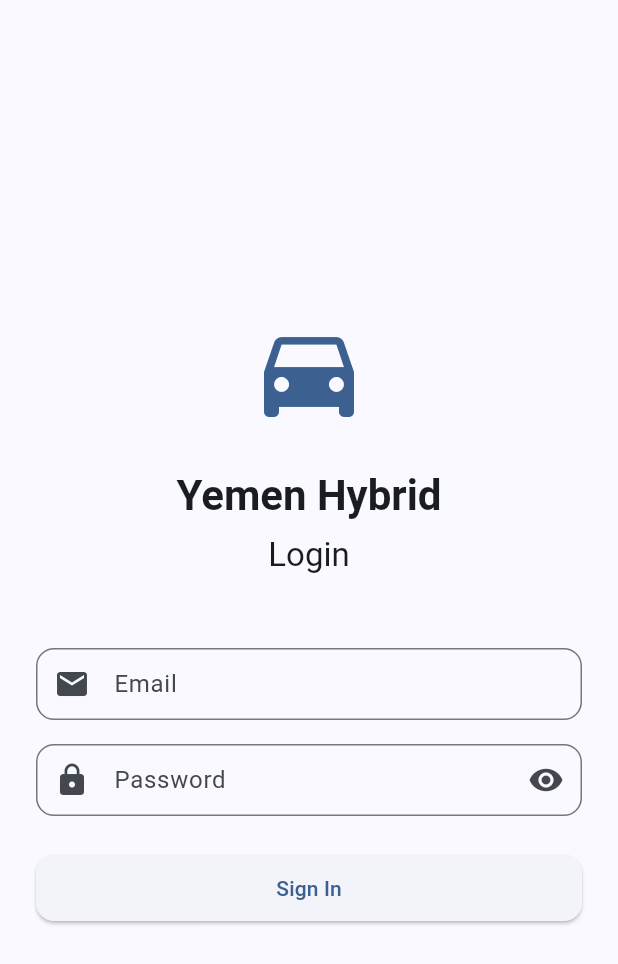
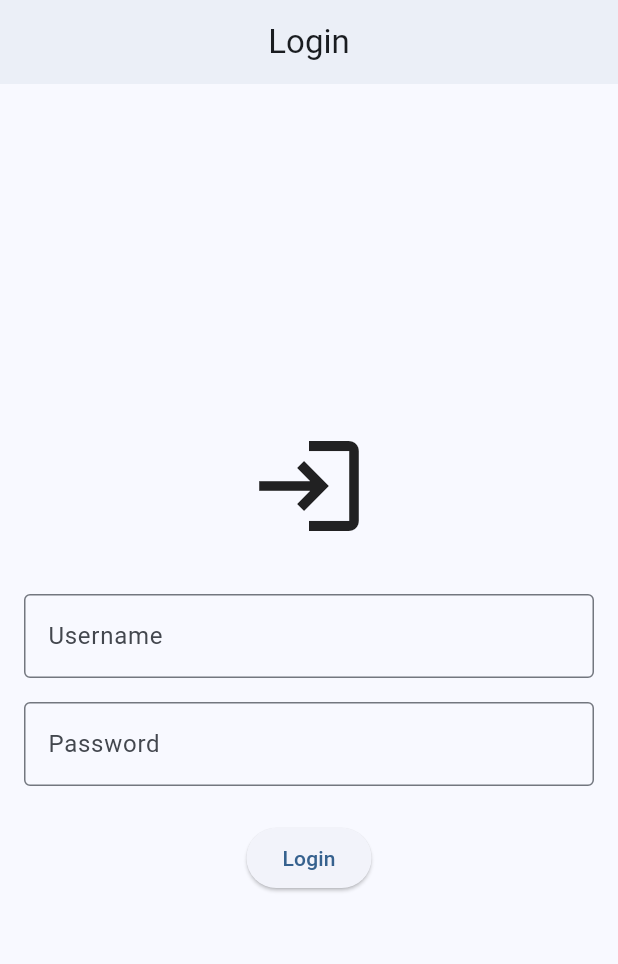
Before and after one commit to geniussoftwarecore/yemenhybridapp, a Flutter app: the screen it shows after launch, on a phone screen of 412 x 824 dp. Shown: the top 964 px of the screen. Run offline on Flutter 3.47's test engine with Material 3 defaults, Android fonts, the phone set to English and light mode, and no system bars; our stand-ins replace dio, file_picker, fl_chart, flutter_dotenv, flutter_riverpod, go_router and 1 more; statements that could not run were skipped.

Commit message:
Update Flutter app to use Material 3 and improve routing
This commit updates the Flutter application to utilize Material 3 design principles, refactors the routing system to use `go_router` more effectively, and includes improvements to the web bootstrap process to prevent infinite loading. It also introduces new core utilities for environment variable management and network requests using Dio, along with placeholder screens for authentication and dashboards.

Replit-Commit-Author: Agent
Replit-Commit-Session-Id: 70936f88-949b-4abb-b73e-17bded9a885c
Replit-Commit-Checkpoint-Type: intermediate_checkpoint
Replit-Commit-Screenshot-Url: https://storage.googleapis.com/screenshot-production-us-central1/fc9f9095-9230-4825-a001-6281e0a0590f/70936f88-949b-4abb-b73e-17bded9a885c/8M9JRjt

```diff
--- a/flutter_app/lib/app.dart
+++ b/flutter_app/lib/app.dart
@@ -1,38 +1,55 @@
 import 'package:flutter/material.dart';
+import 'package:flutter_localizations/flutter_localizations.dart';
 import 'package:flutter_riverpod/flutter_riverpod.dart';
-import 'package:flutter_localizations/flutter_localizations.dart';
+import 'routing/app_router.dart';
 import 'core/i18n/app_localizations.dart';
-import 'core/theme.dart';
-import 'routing/app_router.dart';
 
 class MyApp extends ConsumerWidget {
   const MyApp({super.key});
 
   @override
   Widget build(BuildContext context, WidgetRef ref) {
-    final router = ref.watch(routerProvider);
-
     return MaterialApp.router(
       title: 'Yemen Hybrid',
       debugShowCheckedModeBanner: false,
 
-      // Theme
-      theme: AppTheme.lightTheme,
-      darkTheme: AppTheme.darkTheme,
-      themeMode: ThemeMode.system,
+      // Material 3 theme
+      theme: ThemeData(
+        useMaterial3: true,
+        colorScheme: ColorScheme.fromSeed(seedColor: Colors.blue),
+        appBarTheme: const AppBarTheme(
+          centerTitle: true,
+          elevation: 2,
+        ),
+      ),
 
-      // Localization
-      localizationsDelegates: AppLocalizations.localizationsDelegates,
+      // Dark theme
+      darkTheme: ThemeData(
+        useMaterial3: true,
+        colorScheme: ColorScheme.fromSeed(
+          seedColor: Colors.blue,
+          brightness: Brightness.dark,
+        ),
+        appBarTheme: const AppBarTheme(
+          centerTitle: true,
+          elevation: 2,
+        ),
+      ),
+
+      // Localization support (Arabic & English)
+      localizationsDelegates: const [
+        AppLocalizations.delegate,
+        GlobalMaterialLocalizations.delegate,
+        GlobalWidgetsLocalizations.delegate,
+        GlobalCupertinoLocalizations.delegate,
+      ],
       supportedLocales: const [
-        Locale('en'),
-        Locale('ar'),
+        Locale('en'), // English
+        Locale('ar'), // Arabic
       ],
 
-      // RTL support - let system locale determine the language
-      // locale: const Locale('en'), // Removed to allow system locale detection
-
-      // Routing
-      routerConfig: router,
+      // Router configuration
+      routerConfig: AppRouter.router,
     );
   }
 }
--- /dev/null
+++ b/flutter_app/lib/features/auth/login_screen.dart
@@ -0,0 +1,46 @@
+import 'package:flutter/material.dart';
+import 'package:go_router/go_router.dart';
+
+class LoginScreen extends StatelessWidget {
+  const LoginScreen({super.key});
+
+  @override
+  Widget build(BuildContext context) {
+    return Scaffold(
+      appBar: AppBar(
+        title: const Text('Login'),
+      ),
+      body: Center(
+        child: Padding(
+          padding: const EdgeInsets.all(16.0),
+          child: Column(
+            mainAxisAlignment: MainAxisAlignment.center,
+            children: [
+              const Icon(Icons.login, size: 80),
+              const SizedBox(height: 32),
+              const TextField(
+                decoration: InputDecoration(
+                  labelText: 'Username',
+                  border: OutlineInputBorder(),
+                ),
+              ),
+              const SizedBox(height: 16),
+              const TextField(
+                decoration: InputDecoration(
+                  labelText: 'Password',
+                  border: OutlineInputBorder(),
+                ),
+                obscureText: true,
+              ),
+              const SizedBox(height: 24),
+              ElevatedButton(
+                onPressed: () => context.go('/gate'),
+                child: const Text('Login'),
+              ),
+            ],
+          ),
+        ),
+      ),
+    );
+  }
+}
--- a/flutter_app/lib/routing/app_router.dart
+++ b/flutter_app/lib/routing/app_router.dart
@@ -1,75 +1,87 @@
 import 'package:flutter/material.dart';
 import 'package:go_router/go_router.dart';
-import 'package:flutter_riverpod/flutter_riverpod.dart';
-import '../features/auth/screens/login_screen.dart';
-import '../features/auth/screens/splash_screen.dart';
-import '../features/auth/providers/auth_provider.dart';
-import '../features/dashboard/screens/engineer_dashboard.dart';
-import '../features/dashboard/screens/sales_dashboard.dart';
-import '../features/dashboard/screens/admin_dashboard.dart';
+import '../features/splash/splash_screen.dart';
+import '../features/auth/login_screen.dart';
+import '../features/dashboard/dashboard_screen.dart';
 
-// Routes
-class AppRoutes {
-  static const splash = '/';
-  static const login = '/login';
-  static const engineerDashboard = '/engineer-dashboard';
-  static const salesDashboard = '/sales-dashboard';
-  static const adminDashboard = '/admin-dashboard';
-}
-
-// Router provider
-final routerProvider = Provider<GoRouter>((ref) {
-  final authState = ref.watch(authProvider);
-
-  return GoRouter(
-    initialLocation: AppRoutes.splash,
-    redirect: (context, state) {
-      final isLoggedIn = authState.isAuthenticated;
-      final isLoggingIn = state.matchedLocation == AppRoutes.login;
-      final isSplash = state.matchedLocation == AppRoutes.splash;
-
-      // If not logged in and not on login/splash, redirect to splash
-      if (!isLoggedIn && !isLoggingIn && !isSplash) {
-        return AppRoutes.splash;
-      }
-
-      // If logged in and on login/splash, redirect to appropriate dashboard
-      if (isLoggedIn && (isLoggingIn || isSplash)) {
-        final userRole = authState.user?.role ?? 'engineer';
-        switch (userRole) {
-          case 'admin':
-            return AppRoutes.adminDashboard;
-          case 'sales':
-            return AppRoutes.salesDashboard;
-          case 'engineer':
-          default:
-            return AppRoutes.engineerDashboard;
-        }
-      }
-
-      return null;
-    },
+class AppRouter {
+  static GoRouter router = GoRouter(
+    initialLocation: '/splash',
     routes: [
       GoRoute(
-        path: AppRoutes.splash,
+        path: '/splash',
+        name: 'splash',
         builder: (context, state) => const SplashScreen(),
       ),
       GoRoute(
-        path: AppRoutes.login,
+        path: '/login',
+        name: 'login',
         builder: (context, state) => const LoginScreen(),
       ),
       GoRoute(
-        path: AppRoutes.engineerDashboard,
-        builder: (context, state) => const EngineerDashboard(),
+        path: '/gate',
+        name: 'gate',
+        builder: (context, state) => const GateScreen(),
       ),
       GoRoute(
-        path: AppRoutes.salesDashboard,
-        builder: (context, state) => const SalesDashboard(),
-      ),
-      GoRoute(
-        path: AppRoutes.adminDashboard,
-        builder: (context, state) => const AdminDashboard(),
+        path: '/dashboard/:role',
+        name: 'dashboard',
+        builder: (context, state) {
+          final role = state.pathParameters['role'] ?? 'admin';
+          return DashboardScreen(role: role);
+        },
       ),
     ],
+    errorBuilder: (context, state) => Scaffold(
+      body: Center(
+        child: Column(
+          mainAxisAlignment: MainAxisAlignment.center,
+          children: [
+            const Icon(Icons.error, size: 64),
+            const SizedBox(height: 16),
+            Text('Page not found: ${state.matchedLocation}'),
+            const SizedBox(height: 16),
+            ElevatedButton(
+              onPressed: () => context.go('/splash'),
+              child: const Text('Go Home'),
+            ),
+          ],
+        ),
+      ),
+    ),
   );
-});
+}
+
+// Placeholder gate screen
+class GateScreen extends StatelessWidget {
+  const GateScreen({super.key});
+
+  @override
+  Widget build(BuildContext context) {
+    return Scaffold(
+      body: Center(
+        child: Column(
+          mainAxisAlignment: MainAxisAlignment.center,
+          children: [
+            const Text('Welcome Gate'),
+            const SizedBox(height: 16),
+            ElevatedButton(
+              onPressed: () => context.go('/dashboard/admin'),
+              child: const Text('Admin Dashboard'),
+            ),
+            const SizedBox(height: 8),
+            ElevatedButton(
+              onPressed: () => context.go('/dashboard/sales'),
+              child: const Text('Sales Dashboard'),
+            ),
+            const SizedBox(height: 8),
+            ElevatedButton(
+              onPressed: () => context.go('/dashboard/engineer'),
+              child: const Text('Engineer Dashboard'),
+            ),
+          ],
+        ),
+      ),
+    );
+  }
+}
```
Also changed, not shown: attached_assets/Pasted-You-are-Replit-AI-acting-on-the-repo-yemenhybridapp-Goals-Fix-Flutter-Web-bootstrap-stop-th-1758410494864_1758410494865.txt (added, +61 -0 lines), flutter_app/lib/core/net/dio_client.dart (added, +89 -0 lines), flutter_app/lib/features/dashboard/dashboard_screen.dart (added, +98 -0 lines), flutter_app/lib/features/splash/splash_screen.dart (added, +45 -0 lines), flutter_app/lib/main.dart (+11 -8 lines), flutter_app/lib/shared/providers/app_providers.dart (added, +54 -0 lines), flutter_app/pubspec.yaml (+7 -7 lines), flutter_app/pubspec.lock, 7 other files.
